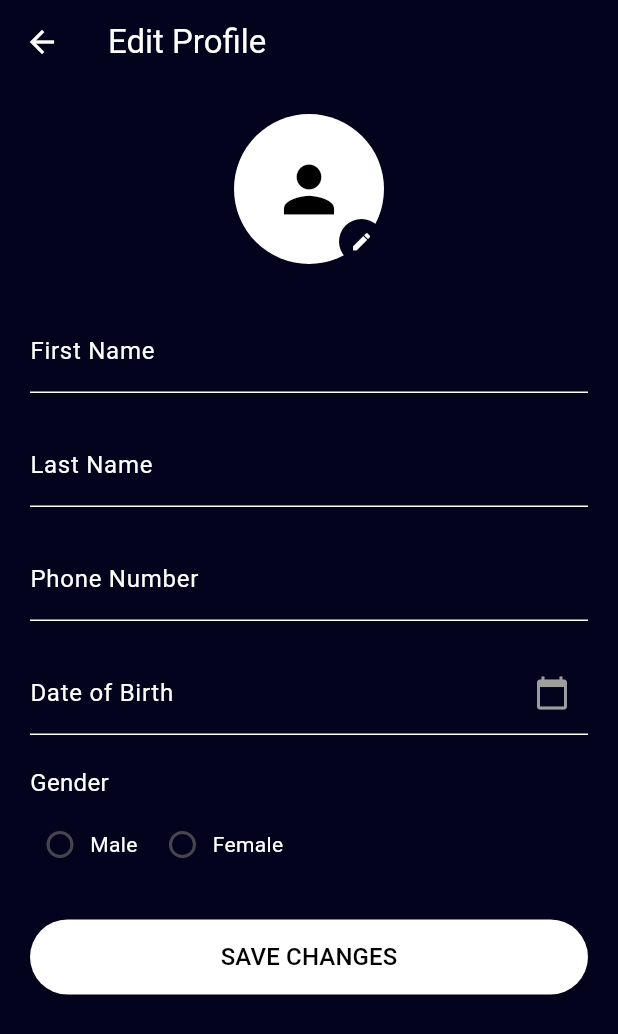
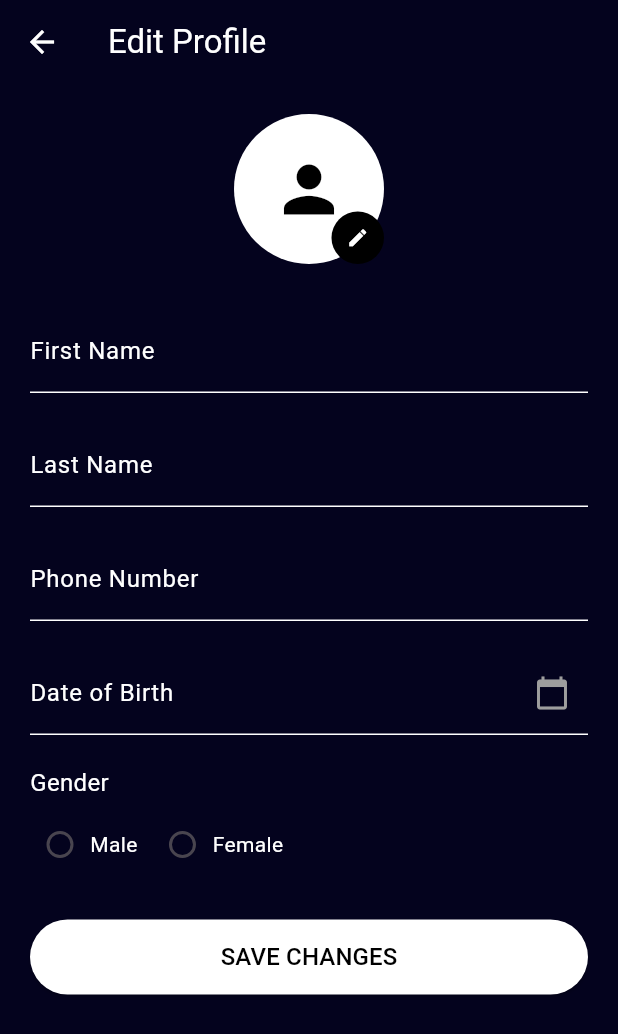
Before and after one commit to FrienDotJava/AtmaCinema, a Flutter app: the EditProfile screen opened directly, on a phone screen of 412 x 824 dp. Shown: the top 1034 px of the screen. Run offline on Flutter 3.47's test engine with Material 3 defaults, Android fonts, the phone set to English and light mode, and no system bars; our stand-ins replace animated_text_kit, camera, shared_preferences; accounts and stored records are empty.

Commit message:
Update camera feature in edit profile

```diff
--- a/lib/edit_profile.dart
+++ b/lib/edit_profile.dart
@@ -85,11 +85,21 @@ class _EditProfileState extends State<EditProfile> {
         Positioned(
           right: 0,
           bottom: 0,
-          child: CircleAvatar(
-            radius: 15,
-            backgroundColor: const Color(0xFF04031E),
-            child: const Icon(Icons.edit, size: 15, color: Colors.white),
-          ),
+            child: Container(
+              width: 35, // Set the width to control the circle's diameter
+              height: 35,
+              decoration: BoxDecoration(
+                color: Colors.black,
+                shape: BoxShape.circle,
+              ),
+              child: IconButton(
+                onPressed: () {
+                  Navigator.pushNamed(context, '/camera');
+                },
+                icon: const Icon(Icons.edit, size: 15, color: Colors.white),
+              ),
+            )
+
         ),
       ],
     );
--- a/lib/register_data.dart
+++ b/lib/register_data.dart
@@ -115,12 +115,6 @@ class _RegisterDataState extends State<RegisterData> {
             _buildGreyText("Gender"),
             const SizedBox(height: 10),
             _buildGenderField(),
-            ElevatedButton(
-              onPressed: () {
-                Navigator.pushNamed(context, '/camera');
-              },
-              child: Text('Open Camera'),
-            ),
             const SizedBox(height: 50),
             _buildRegisterButton(),
           ],
```
Also changed, not shown: pubspec.lock.
